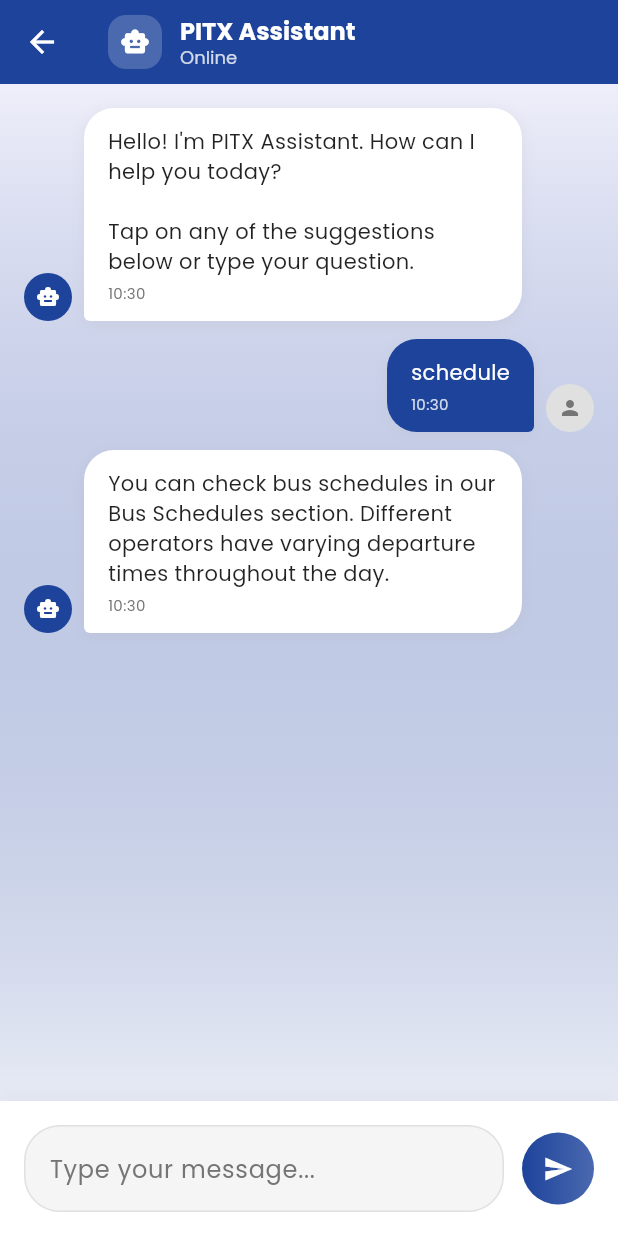
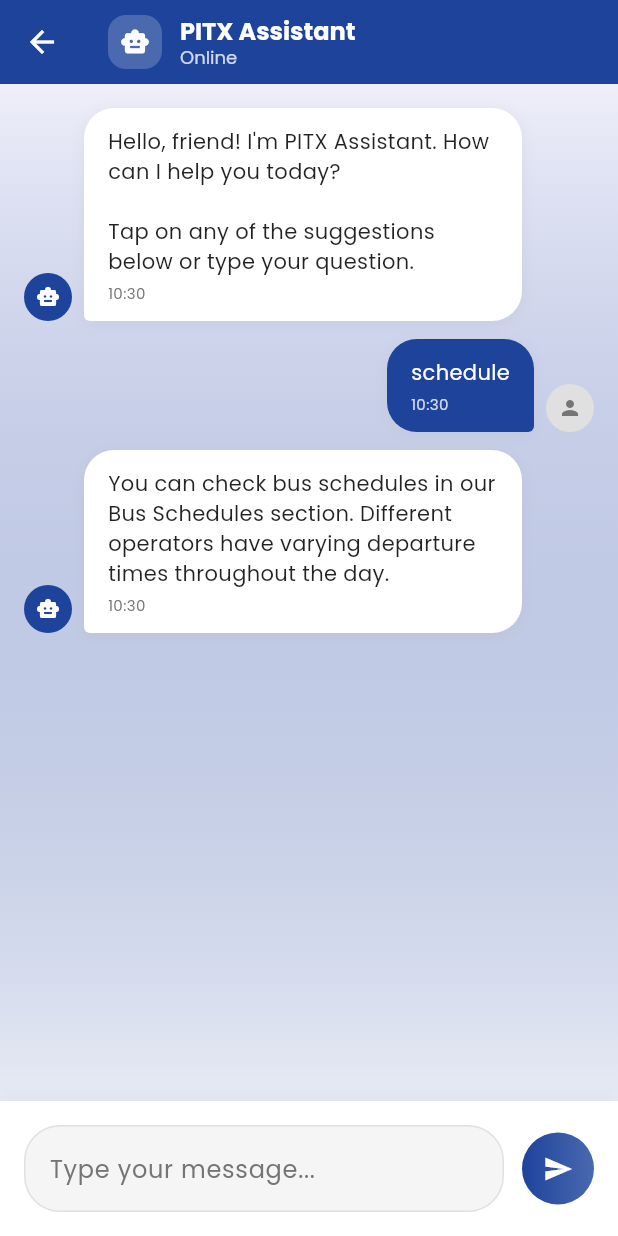
Before and after one commit to pitxitojt/pitx-app, a Flutter app: the ChatbotPage screen opened directly, after a tap on "Bus Schedules", after a tap on the "send" icon, on a phone screen of 412 x 824 dp. Run offline on Flutter 3.47's test engine with Material 3 defaults, Android fonts, the phone set to English and light mode, and no system bars; our stand-ins replace google_fonts, local_auth, shared_preferences, supabase_flutter, timezone, webview_flutter; missing offline and left inert: bcrypt, country_flags; accounts and stored records are empty.

```diff
--- a/lib/pages/ChatbotPage.dart
+++ b/lib/pages/ChatbotPage.dart
@@ -41,7 +41,7 @@ class _ChatbotPageState extends State<ChatbotPage>
 
   // Predefined responses for common questions
   final Map<String, String> _responses = {
-    'hello': 'Hello! Welcome to PITX. How can I help you today?',
+    'hello': 'Hello, friend! Welcome to PITX. How can I help you today?',
     'hi':
         'Hi there! I\'m here to help you with information about PITX services.',
     'hours':
@@ -67,12 +67,13 @@ class _ChatbotPageState extends State<ChatbotPage>
     'location':
         'PITX is accessible via SLEX. You can also take buses, jeepneys, or UV Express with "PITX" signage.',
     'thanks':
-        'You\'re welcome! Is there anything else you\'d like to know about PITX?',
+        'You\'re welcome, friend! Is there anything else you\'d like to know about PITX?',
     'thank you':
-        'You\'re welcome! Feel free to ask if you have any other questions.',
-    'bye': 'Goodbye! Have a safe trip and thank you for using PITX services.',
+        'You\'re welcome, friend! Feel free to ask if you have any other questions.',
+    'bye':
+        'Goodbye, friend! Have a safe trip and thank you for using PITX services.',
     'goodbye':
-        'Goodbye! Have a safe trip and thank you for using PITX services.',
+        'Goodbye, friend! Have a safe trip and thank you for using PITX services.',
   };
 
   @override
@@ -88,7 +89,7 @@ class _ChatbotPageState extends State<ChatbotPage>
     _addMessage(
       ChatMessage(
         text:
-            'Hello! I\'m PITX Assistant. How can I help you today?\n\nTap on any of the suggestions below or type your question.',
+            'Hello, friend! I\'m PITX Assistant. How can I help you today?\n\nTap on any of the suggestions below or type your question.',
         isUser: false,
         timestamp: DateTime.now(),
       ),
@@ -140,19 +141,30 @@ class _ChatbotPageState extends State<ChatbotPage>
     // Check for keywords
     if (message.contains('time') ||
         message.contains('open') ||
-        message.contains('close')) {
+        message.contains('close') ||
+        message.contains('oras') ||
+        message.contains('bukas') ||
+        message.contains('sara')) {
       return _responses['hours']!;
     } else if (message.contains('bus') && message.contains('schedule')) {
       return _responses['schedule']!;
-    } else if (message.contains('where') || message.contains('how to get')) {
+    } else if (message.contains('where') ||
+        message.contains('how to get') ||
+        message.contains('saan') ||
+        message.contains('lokasyon')) {
       return _responses['location']!;
     } else if (message.contains('ticket') || message.contains('book')) {
       return _responses['booking']!;
-    } else if (message.contains('eat') || message.contains('restaurant')) {
+    } else if (message.contains('eat') ||
+        message.contains('restaurant') ||
+        message.contains('kain') ||
+        message.contains('pagkain') ||
+        message.contains('dining')) {
       return _responses['food']!;
     } else if (message.contains('wifi') ||
         message.contains('atm') ||
-        message.contains('restroom')) {
+        message.contains('restroom') ||
+        message.contains('cr')) {
       return _responses['facilities']!;
     } else if (message.contains('help') ||
         message.contains('what can you do')) {
--- a/lib/pages/Search.dart
+++ b/lib/pages/Search.dart
@@ -647,9 +647,9 @@ class _SearchState extends State<Search> with TickerProviderStateMixin {
     final quickSearches = [
       'Baguio',
       'Victory Liner',
-      'Morning Schedules',
+      'Batangas',
       'Bicol',
-      'Genesis',
+      'Solid North',
     ];
 
     return Column(
```
